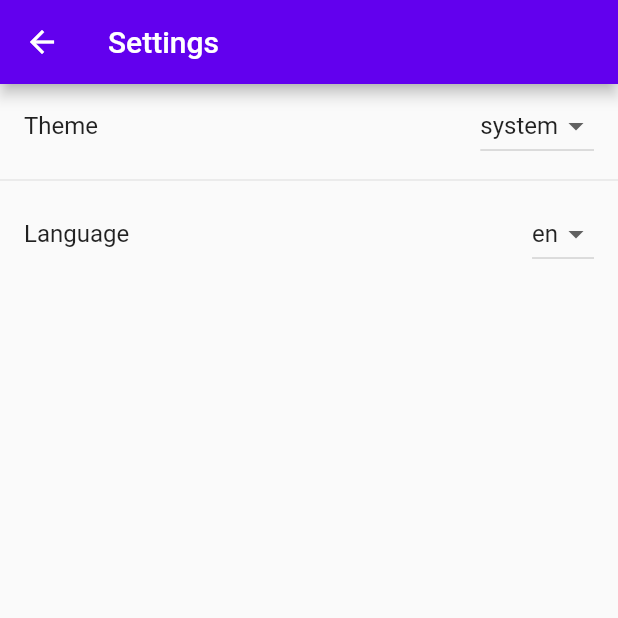
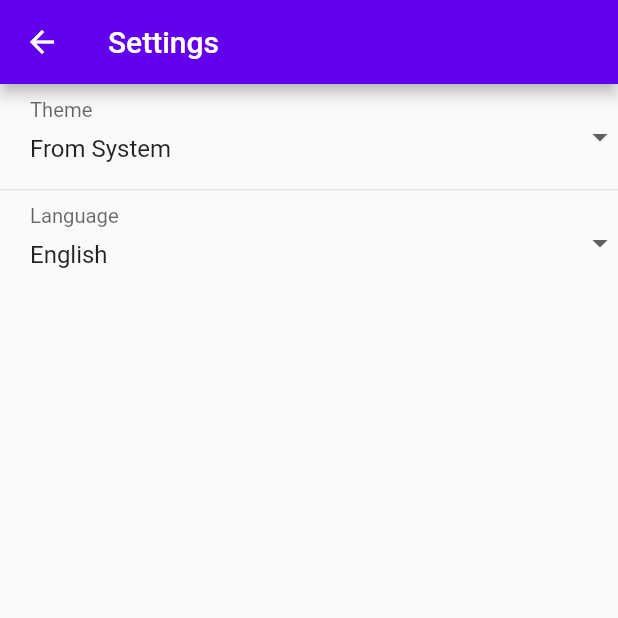
Before and after one commit to marcusvbp/quicklaunchim, a Flutter app: the ConfigScreen screen opened by its route, on a phone screen of 412 x 824 dp, the top half of it. Run offline on Flutter 3.47's test engine with Material 2 defaults, Android fonts, the light colour scheme and no system bars; our stand-ins replace flutter_slidable, go_router, localization, shared_preferences; missing offline and left inert: phone_numbers_parser; accounts and stored records are empty; statements that could not run were skipped.

Commit message:
traduções para a tela de configuracoes melhorias visuais

```diff
--- a/lib/screens/config_screen.dart
+++ b/lib/screens/config_screen.dart
@@ -22,29 +22,59 @@ class _ConfigScreenState extends State<ConfigScreen> {
         builder: (context, langCtrl, themeCtrl, _) {
           return ListView(
             children: [
-                ListTile(
-                  title: const Text('Theme'),
-                  trailing: DropdownButton<ThemeMode>(
+              // ListTile(
+              //   title: Text('Theme'.i18n()),
+              //   trailing: DropdownButton<ThemeMode>(
+              //     value: themeCtrl.themeMode,
+              //     items: ThemeMode.values
+              //         .map((ThemeMode tm) => DropdownMenuItem(
+              //               value: tm,
+              //               child: Text('Theme${tm.name}'.i18n()),
+              //             ))
+              //         .toList(),
+              //     onChanged: (v) => themeCtrl.set(v!),
+              //   ),
+              // ),
+              DropdownButtonFormField<ThemeMode>(
                 value: themeCtrl.themeMode,
+                decoration: InputDecoration(
+                  label: Text(
+                    'Theme'.i18n(),
+                    style: const TextStyle(fontSize: 18, height: 0.6),
+                  ),
+                  border: InputBorder.none,
+                  contentPadding: const EdgeInsets.symmetric(
+                    vertical: 15,
+                    horizontal: 20,
+                  ),
+                ),
                 items: ThemeMode.values
                     .map((ThemeMode tm) => DropdownMenuItem(
                           value: tm,
-                              child: Text(tm.name),
+                          child: Text('Theme${tm.name}'.i18n()),
                         ))
                     .toList(),
                 onChanged: (v) => themeCtrl.set(v!),
               ),
+              const Divider(height: 1),
+              DropdownButtonFormField<Locale>(
+                decoration: InputDecoration(
+                  label: Text(
+                    'Language'.i18n(),
+                    style: const TextStyle(fontSize: 18, height: 0.6),
                   ),
-                const Divider(),
-                ListTile(
-                  title: const Text('Language'),
-                  trailing: DropdownButton<Locale>(
+                  border: InputBorder.none,
+                  contentPadding: const EdgeInsets.symmetric(
+                    vertical: 15,
+                    horizontal: 20,
+                  ),
+                ),
                 value: langCtrl.current,
                 items: langCtrl.supportedLocales
                     .map(
                       (Locale l) => DropdownMenuItem(
                         value: l,
-                            child: Text(l.languageCode),
+                        child: Text('Lang${l.languageCode}'.i18n()),
                       ),
                     )
                     .toList(),
@@ -53,10 +83,10 @@ class _ConfigScreenState extends State<ConfigScreen> {
                   setState(() {});
                 },
               ),
-                ),
             ],
           );
         },
-        ));
+      ),
+    );
   }
 }
--- a/lib/screens/main_screen.dart
+++ b/lib/screens/main_screen.dart
@@ -46,7 +46,7 @@ class _MainScreenState extends State<MainScreen> {
     super.initState();
 
     codeFocusNode.addListener(() {
-      setState(() => country = countries.findCountryByCode(code));
+      setState(() => country = countries.findCountryByDialCode(code));
     });
   }
 
@@ -64,7 +64,7 @@ class _MainScreenState extends State<MainScreen> {
     _inputCodeController =
         TextEditingController(text: widget.arguments?.code ?? c);
     messenger = Provider.of<MessengerValue>(context, listen: false).messenger;
-    country = countries.findCountryByCode(widget.arguments?.code ?? c);
+    country = countries.findCountryByDialCode(widget.arguments?.code ?? c);
     setState(() {
       code = widget.arguments?.code ?? c;
       messenger = widget.arguments?.messenger ?? InstantMessenger.whatsapp;
@@ -253,7 +253,7 @@ class _MainScreenState extends State<MainScreen> {
         TextPosition(offset: _inputPhoneController.text.length));
     setState(() {
       code = parsed.countryCode;
-      country = countries.findCountryByCode(parsed.countryCode);
+      country = countries.findCountryByDialCode(parsed.countryCode);
     });
     if (parsed.isValid(type: PhoneNumberType.mobile)) {
       return parsed.nsn;
```
Also changed, not shown: lib/data/countries.dart (+12 -1 lines), lib/i18n/en.json (+9 -1 lines), lib/i18n/es.json (+9 -1 lines), lib/i18n/pt.json (+9 -1 lines). Lines whose indentation alone changed are shown as unchanged.
